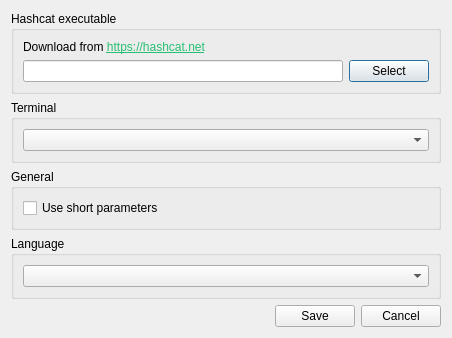
Above: src/settingsdialog.ui from rgroesslinger/hashcat-gui before the change. Below: the same form after it.
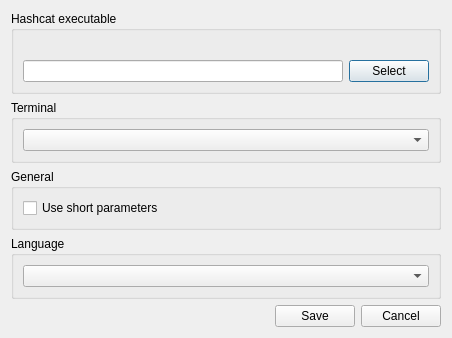
That is the form after the change.

Diff of the .ui file:
```diff
--- a/src/settingsdialog.ui
+++ b/src/settingsdialog.ui
@@ -47,7 +47,7 @@
       <item>
        <widget class="QLabel" name="label">
         <property name="text">
-         <string>&lt;html&gt;&lt;head/&gt;&lt;body&gt;&lt;p&gt;Download from &lt;a href=&quot;https://hashcat.net&quot;&gt;&lt;span style=&quot; text-decoration: underline; color:#27bf73;&quot;&gt;https://hashcat.net&lt;/span&gt;&lt;/a&gt;&lt;/p&gt;&lt;/body&gt;&lt;/html&gt;</string>
+         <string/>
         </property>
        </widget>
       </item>
```
Left out of the diff: 2 changed lines with no effect on the pictures.
